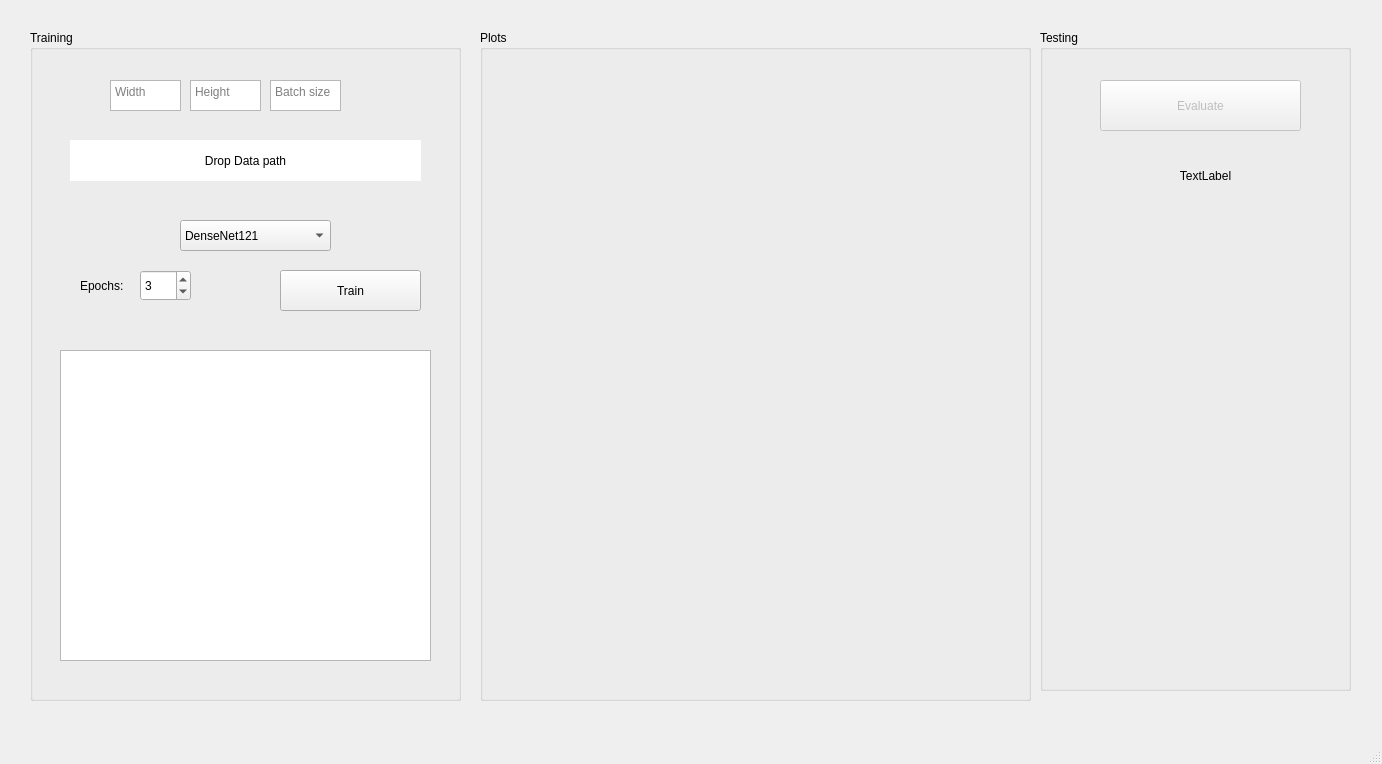
Old version of the form GUI.ui in the repository Ahmed-Hossam-Aldeen/Drag-and-Drop-AI-GUI.
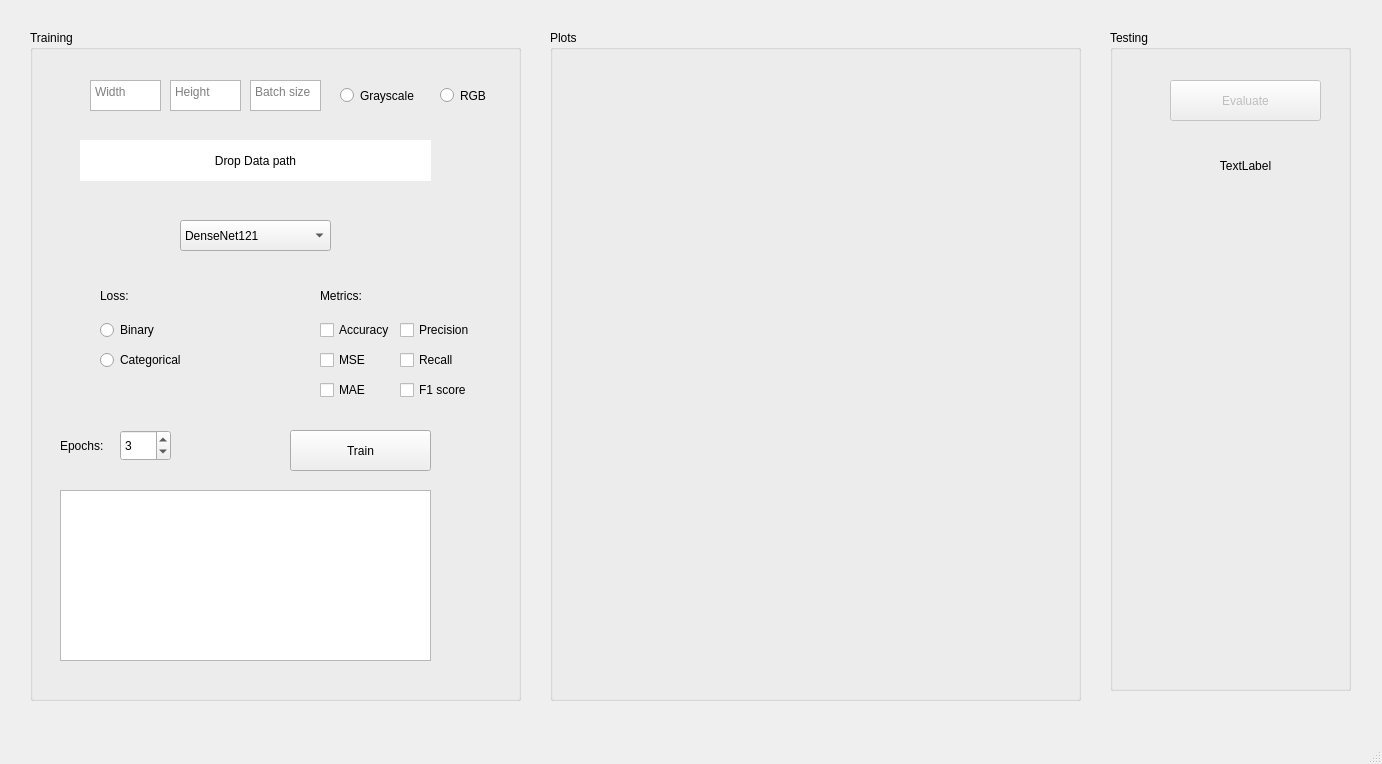
New version of the form. Custom widgets are drawn as their Qt base class.

Commit message: added loss, metrics options

```diff
--- a/GUI.ui
+++ b/GUI.ui
@@ -22,7 +22,7 @@
      <rect>
       <x>30</x>
       <y>30</y>
-      <width>431</width>
+      <width>491</width>
       <height>671</height>
      </rect>
     </property>
@@ -32,7 +32,7 @@
     <widget class="QTextEdit" name="height_txtbox">
      <property name="geometry">
       <rect>
-       <x>160</x>
+       <x>140</x>
        <y>50</y>
        <width>71</width>
        <height>31</height>
@@ -52,7 +52,7 @@
     <widget class="QTextEdit" name="width_txtbox">
      <property name="geometry">
       <rect>
-       <x>80</x>
+       <x>60</x>
        <y>50</y>
        <width>71</width>
        <height>31</height>
@@ -98,8 +98,8 @@
     <widget class="QPushButton" name="train_button">
      <property name="geometry">
       <rect>
-       <x>250</x>
-       <y>240</y>
+       <x>260</x>
+       <y>400</y>
        <width>141</width>
        <height>41</height>
       </rect>
@@ -111,7 +111,7 @@
     <widget class="QLabel" name="label">
      <property name="geometry">
       <rect>
-       <x>40</x>
+       <x>50</x>
        <y>110</y>
        <width>351</width>
        <height>41</height>
@@ -133,7 +133,7 @@
     <widget class="QTextEdit" name="batch_size_txtbox">
      <property name="geometry">
       <rect>
-       <x>240</x>
+       <x>220</x>
        <y>50</y>
        <width>71</width>
        <height>31</height>
@@ -153,8 +153,8 @@
     <widget class="QSpinBox" name="epochs_spinBox">
      <property name="geometry">
       <rect>
-       <x>110</x>
-       <y>240</y>
+       <x>90</x>
+       <y>400</y>
        <width>51</width>
        <height>31</height>
       </rect>
@@ -166,8 +166,8 @@
     <widget class="QLabel" name="label_2">
      <property name="geometry">
       <rect>
-       <x>50</x>
-       <y>240</y>
+       <x>30</x>
+       <y>400</y>
        <width>55</width>
        <height>31</height>
       </rect>
@@ -180,19 +180,187 @@
      <property name="geometry">
       <rect>
        <x>30</x>
-       <y>320</y>
+       <y>460</y>
        <width>371</width>
-       <height>311</height>
+       <height>171</height>
       </rect>
      </property>
     </widget>
+    <widget class="QRadioButton" name="Grayscale">
+     <property name="geometry">
+      <rect>
+       <x>310</x>
+       <y>50</y>
+       <width>95</width>
+       <height>31</height>
+      </rect>
+     </property>
+     <property name="text">
+      <string>Grayscale</string>
+     </property>
+    </widget>
+    <widget class="QRadioButton" name="RGB">
+     <property name="geometry">
+      <rect>
+       <x>410</x>
+       <y>50</y>
+       <width>61</width>
+       <height>31</height>
+      </rect>
+     </property>
+     <property name="text">
+      <string>RGB</string>
+     </property>
+    </widget>
+    <widget class="QLabel" name="label_3">
+     <property name="geometry">
+      <rect>
+       <x>70</x>
+       <y>250</y>
+       <width>55</width>
+       <height>31</height>
+      </rect>
+     </property>
+     <property name="styleSheet">
+      <string notr="true">font: 81 8pt &quot;Rockwell Extra Bold&quot;;</string>
+     </property>
+     <property name="text">
+      <string>Loss:</string>
+     </property>
+    </widget>
+    <widget class="QLabel" name="label_4">
+     <property name="geometry">
+      <rect>
+       <x>290</x>
+       <y>250</y>
+       <width>71</width>
+       <height>31</height>
+      </rect>
+     </property>
+     <property name="styleSheet">
+      <string notr="true">font: 81 8pt &quot;Rockwell Extra Bold&quot;;</string>
+     </property>
+     <property name="text">
+      <string>Metrics:</string>
+     </property>
+    </widget>
+    <widget class="QRadioButton" name="binary">
+     <property name="geometry">
+      <rect>
+       <x>70</x>
+       <y>290</y>
+       <width>95</width>
+       <height>20</height>
+      </rect>
+     </property>
+     <property name="text">
+      <string>Binary</string>
+     </property>
+     <attribute name="buttonGroup">
+      <string notr="true">buttonGroup_2</string>
+     </attribute>
+    </widget>
+    <widget class="QRadioButton" name="categorical">
+     <property name="geometry">
+      <rect>
+       <x>70</x>
+       <y>320</y>
+       <width>95</width>
+       <height>20</height>
+      </rect>
+     </property>
+     <property name="text">
+      <string>Categorical</string>
+     </property>
+     <attribute name="buttonGroup">
+      <string notr="true">buttonGroup_2</string>
+     </attribute>
+    </widget>
+    <widget class="QCheckBox" name="acc_metric">
+     <property name="geometry">
+      <rect>
+       <x>290</x>
+       <y>290</y>
+       <width>81</width>
+       <height>20</height>
+      </rect>
+     </property>
+     <property name="text">
+      <string>Accuracy</string>
+     </property>
+    </widget>
+    <widget class="QCheckBox" name="mse_metric">
+     <property name="geometry">
+      <rect>
+       <x>290</x>
+       <y>320</y>
+       <width>81</width>
+       <height>20</height>
+      </rect>
+     </property>
+     <property name="text">
+      <string>MSE</string>
+     </property>
+    </widget>
+    <widget class="QCheckBox" name="mae_metric">
+     <property name="geometry">
+      <rect>
+       <x>290</x>
+       <y>350</y>
+       <width>81</width>
+       <height>20</height>
+      </rect>
+     </property>
+     <property name="text">
+      <string>MAE</string>
+     </property>
+    </widget>
+    <widget class="QCheckBox" name="f1_metric">
+     <property name="geometry">
+      <rect>
+       <x>370</x>
+       <y>350</y>
+       <width>81</width>
+       <height>20</height>
+      </rect>
+     </property>
+     <property name="text">
+      <string>F1 score</string>
+     </property>
+    </widget>
+    <widget class="QCheckBox" name="recall_metric">
+     <property name="geometry">
+      <rect>
+       <x>370</x>
+       <y>320</y>
+       <width>81</width>
+       <height>20</height>
+      </rect>
+     </property>
+     <property name="text">
+      <string>Recall</string>
+     </property>
+    </widget>
+    <widget class="QCheckBox" name="precision_metric">
+     <property name="geometry">
+      <rect>
+       <x>370</x>
+       <y>290</y>
+       <width>81</width>
+       <height>20</height>
+      </rect>
+     </property>
+     <property name="text">
+      <string>Precision</string>
+     </property>
+    </widget>
    </widget>
    <widget class="QGroupBox" name="groupBox_2">
     <property name="geometry">
      <rect>
-      <x>1040</x>
+      <x>1110</x>
       <y>30</y>
-      <width>311</width>
+      <width>241</width>
       <height>661</height>
      </rect>
     </property>
@@ -207,8 +375,8 @@
       <rect>
        <x>60</x>
        <y>50</y>
-       <width>201</width>
-       <height>51</height>
+       <width>151</width>
+       <height>41</height>
       </rect>
      </property>
      <property name="text">
@@ -218,8 +386,8 @@
     <widget class="QLabel" name="evaluation">
      <property name="geometry">
       <rect>
-       <x>70</x>
-       <y>110</y>
+       <x>40</x>
+       <y>100</y>
        <width>191</width>
        <height>71</height>
       </rect>
@@ -235,9 +403,9 @@
    <widget class="QGroupBox" name="groupBox_3">
     <property name="geometry">
      <rect>
-      <x>480</x>
+      <x>550</x>
       <y>30</y>
-      <width>551</width>
+      <width>531</width>
       <height>671</height>
      </rect>
     </property>
```
Left out of the diff: 4 changed lines with no effect on the pictures. The commit also changes 3 other files.
